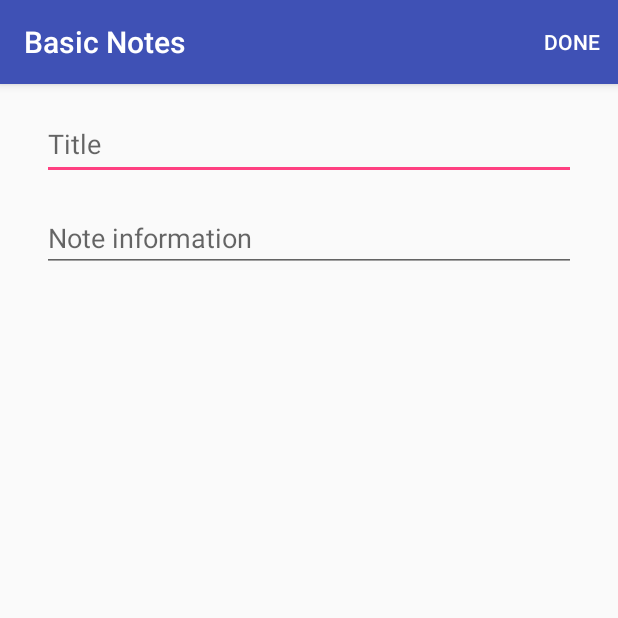
After one commit to Segmev/basicnotesandroid, an Android app: the EditNoteActivity screen opened directly, with no data from a screen before it, on a phone screen of 412 x 824 dp, the top half of it. The commit adds this screen. Run offline under Robolectric (Android 15) with nearby library versions, the phone set to English and light mode, and no system bars; 1 statement that could not run was skipped.

Commit message:
Full working assignment
Now moving on the "big feature"

```diff
--- a/app/build.gradle
+++ b/app/build.gradle
@@ -32,4 +32,5 @@ dependencies {
     testImplementation 'junit:junit:4.12'
     androidTestImplementation 'com.android.support.test:runner:1.0.1'
     androidTestImplementation 'com.android.support.test.espresso:espresso-core:3.0.1'
+    implementation 'com.android.support:design:26.1.0'
 }
--- a/app/src/main/AndroidManifest.xml
+++ b/app/src/main/AndroidManifest.xml
@@ -16,6 +16,7 @@
                 <category android:name="android.intent.category.LAUNCHER" />
             </intent-filter>
         </activity>
+        <activity android:name=".EditNoteActivity" />
     </application>
 
 </manifest>
--- /dev/null
+++ b/app/src/main/java/com/et/segmev/basicnotes/EditNoteActivity.kt
@@ -0,0 +1,81 @@
+package com.et.segmev.basicnotes
+
+import android.os.Bundle
+import android.support.v4.view.MenuItemCompat
+import android.support.v7.app.AppCompatActivity
+import android.view.Menu
+import android.view.MenuItem
+import android.widget.Toast
+import kotlinx.android.synthetic.main.edit_note_layout.*
+
+/**
+ * Created by segmev on 07/03/2018.
+ */
+class EditNoteActivity : AppCompatActivity() {
+    val dbHandler : MyDBHandler = MyDBHandler(this, null, null, 1)
+    var isNewNote = true
+    val note: Note = Note("", "")
+
+    companion object {
+        const val EXTRA_NOTE_TITLE = "note_title"
+        const val EXTRA_NOTE_DESCRIPTION = "note_description"
+    }
+
+    override fun onCreate(savedInstanceState: Bundle?) {
+        super.onCreate(savedInstanceState)
+        setContentView(R.layout.edit_note_layout)
+
+        if (savedInstanceState == null) {
+            isNewNote = intent.extras.getBoolean("isNewNote", true)
+            if (!isNewNote) {
+                note.id = intent.extras.getInt("id")
+                note.title = intent.extras.getString("title")
+                note.info = intent.extras.getString("info")
+            }
+        } else {
+            isNewNote = savedInstanceState.getBoolean("isNewNote", true)
+            if (!isNewNote) {
+                note.id = savedInstanceState.getInt("id")
+                note.title = savedInstanceState.getString("title")
+                note.info = savedInstanceState.getString("info")
+            }
+        }
+        if (!isNewNote) {
+            noteTitle.setText(note.title)
+            noteInfo.setText(note.info)
+        }
+    }
+
+    override fun onOptionsItemSelected(item: MenuItem?): Boolean {
+        if (!noteTitle.text.isEmpty()) {
+            setResult()
+            finish()
+        } else {
+            Toast.makeText(this@EditNoteActivity, "You must write a title.", Toast.LENGTH_SHORT).show()
+        }
+        return super.onOptionsItemSelected(item)
+    }
+
+    override fun onCreateOptionsMenu(menu: Menu?): Boolean {
+        val menuItem = menu?.add(Menu.NONE, 1000, Menu.NONE, R.string.done)
+        MenuItemCompat.setShowAsAction(menuItem, MenuItem.SHOW_AS_ACTION_IF_ROOM)
+        return super.onCreateOptionsMenu(menu)
+    }
+
+    private fun setResult() {
+        note.title = noteTitle.text.toString()
+        note.info = noteInfo.text.toString()
+        if (note.title.isEmpty() && note.info.isEmpty()) {
+            if (!isNewNote)
+                dbHandler.deleteNote(note.id)
+        }
+        else {
+            if (isNewNote) {
+                dbHandler.addNote(note)
+            }
+            else {
+                dbHandler.updateNote(note)
+            }
+        }
+    }
+}
--- a/app/src/main/java/com/et/segmev/basicnotes/Note.kt
+++ b/app/src/main/java/com/et/segmev/basicnotes/Note.kt
@@ -3,4 +3,4 @@ package com.et.segmev.basicnotes
 /**
  * Created by segmev on 05/03/2018.
  */
-data class Note(var name: String, var title: String)
+data class Note(var title: String, var info: String, var id: Int = -1)
--- /dev/null
+++ b/app/src/main/res/layout/edit_note_layout.xml
@@ -0,0 +1,36 @@
+<?xml version="1.0" encoding="utf-8"?>
+<android.support.constraint.ConstraintLayout
+    xmlns:android="http://schemas.android.com/apk/res/android"
+    xmlns:app="http://schemas.android.com/apk/res-auto"
+    android:layout_width="match_parent"
+    android:layout_height="match_parent">
+
+    <EditText
+        android:id="@+id/noteTitle"
+        android:layout_width="356dp"
+        android:layout_height="48dp"
+        android:layout_marginEnd="16dp"
+        android:layout_marginStart="16dp"
+        android:layout_marginTop="16dp"
+        android:ems="10"
+        android:hint="@string/noteTitle"
+        android:inputType="textPersonName"
+        app:layout_constraintEnd_toEndOf="parent"
+        app:layout_constraintStart_toStartOf="parent"
+        app:layout_constraintTop_toTopOf="parent" />
+
+    <EditText
+        android:id="@+id/noteInfo"
+        android:layout_width="356dp"
+        android:layout_height="wrap_content"
+        android:layout_marginEnd="16dp"
+        android:layout_marginStart="16dp"
+        android:layout_marginTop="16dp"
+        android:ems="10"
+        android:hint="@string/note_information"
+        android:inputType="textMultiLine"
+        app:layout_constraintEnd_toEndOf="parent"
+        app:layout_constraintStart_toStartOf="parent"
+        app:layout_constraintTop_toBottomOf="@+id/noteTitle" />
+
+</android.support.constraint.ConstraintLayout>
--- a/app/src/main/res/values/colors.xml
+++ b/app/src/main/res/values/colors.xml
@@ -1,6 +1,6 @@
 <?xml version="1.0" encoding="utf-8"?>
 <resources>
-    <color name="colorPrimary">#3F51B5</color>
+    <color name="colorPrimary">#3f51b5</color>
     <color name="colorPrimaryDark">#303F9F</color>
-    <color name="colorAccent">#FF4081</color>
+    <color name="colorAccent">#ff4081</color>
 </resources>
--- a/app/src/main/res/values/strings.xml
+++ b/app/src/main/res/values/strings.xml
@@ -1,3 +1,6 @@
 <resources>
     <string name="app_name">Basic Notes</string>
+    <string name="note_information">Note information</string>
+    <string name="noteTitle">Title</string>
+    <string name="done">Done</string>
 </resources>
```
Also changed, not shown: app/src/main/java/com/et/segmev/basicnotes/CustomNotesAdaptater.kt (deleted, +0 -35 lines), app/src/main/java/com/et/segmev/basicnotes/CustomNotesAdapter.kt (added, +53 -0 lines), app/src/main/java/com/et/segmev/basicnotes/MainActivity.kt (+45 -6 lines), app/src/main/java/com/et/segmev/basicnotes/MyDBHandler.kt (added, +106 -0 lines), app/src/main/res/layout/activity_main.xml (+20 -1 lines), app/src/main/res/layout/note_item_layout.xml (+4 -4 lines).
